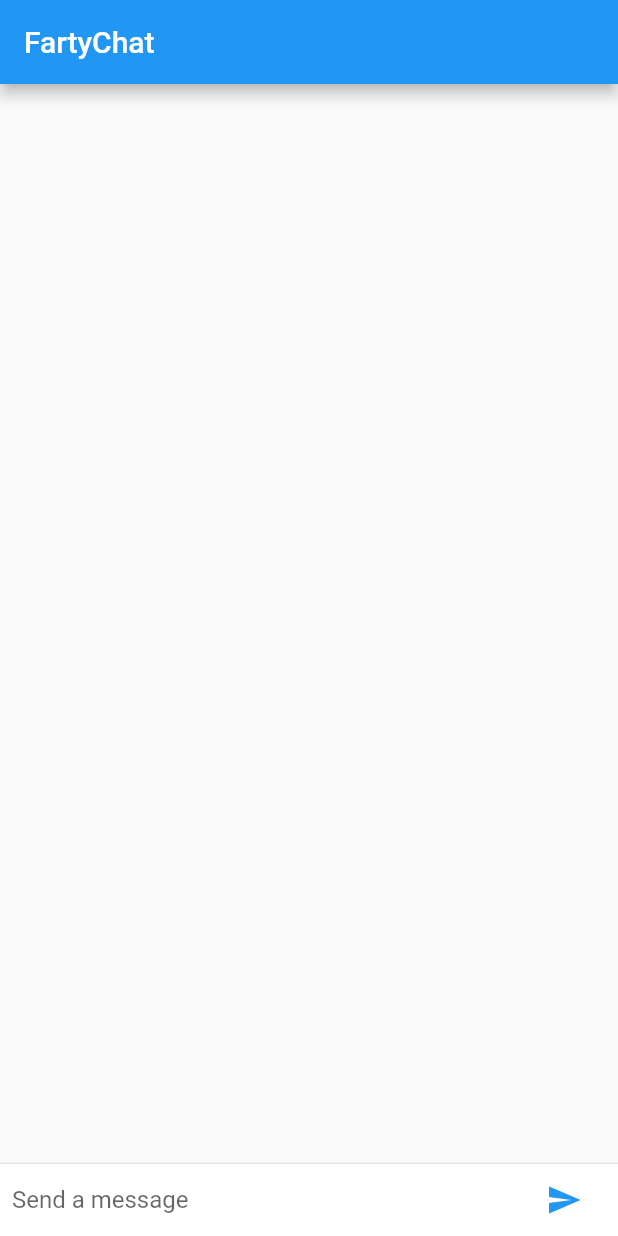
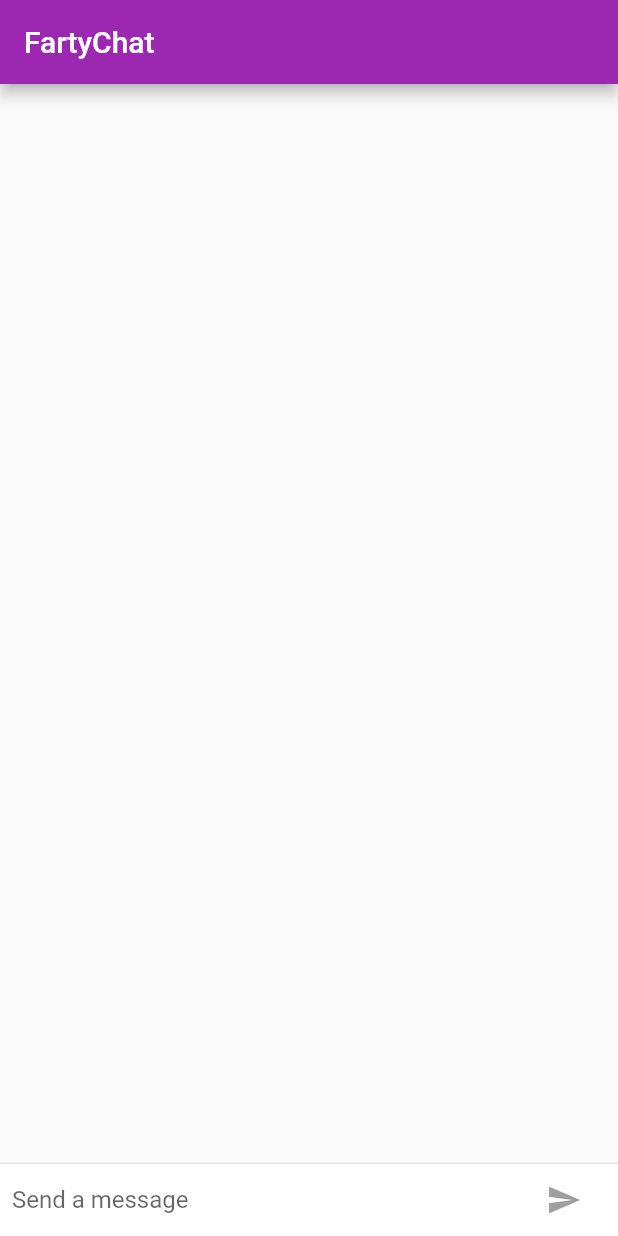
Before and after one commit to captnseagraves/flutter_friendly_chat, a Flutter app: the screen it shows after launch, on a phone screen of 412 x 824 dp. Run offline on Flutter 3.47's test engine with Material 2 defaults, Android fonts, the phone set to English and light mode, and no system bars.

Commit message:
send button, wrapped text, and platform specific styles

```diff
--- a/lib/main.dart
+++ b/lib/main.dart
@@ -1,10 +1,23 @@
 import 'package:flutter/material.dart';
+import 'package:flutter/foundation.dart'; // NEW
+import 'package:flutter/cupertino.dart'; // NEW
 
 void main() {
   runApp(
     FriendlyChatApp(),
   );
 }
+
+final ThemeData kIOSTheme = ThemeData(
+  primarySwatch: Colors.orange,
+  primaryColor: Colors.grey[100],
+  primaryColorBrightness: Brightness.light,
+);
+
+final ThemeData kDefaultTheme = ThemeData(
+  primarySwatch: Colors.purple,
+  accentColor: Colors.orangeAccent[400],
+);
 
 class FriendlyChatApp extends StatelessWidget {
   const FriendlyChatApp({
@@ -15,6 +28,9 @@ class FriendlyChatApp extends StatelessWidget {
   Widget build(BuildContext context) {
     return MaterialApp(
       title: 'FriendlyChat',
+      theme: defaultTargetPlatform == TargetPlatform.iOS // NEW
+          ? kIOSTheme // NEW
+          : kDefaultTheme,
       home: ChatScreen(),
     );
   }
@@ -41,7 +57,9 @@ class ChatMessage extends StatelessWidget {
                 margin: const EdgeInsets.only(right: 16.0),
                 child: CircleAvatar(child: Text(_name[0])),
               ),
-              Column(
+              Expanded(
+                child: Column(
+                  // MODIFIED
                   crossAxisAlignment: CrossAxisAlignment.start,
                   children: [
                     Text(_name, style: Theme.of(context).textTheme.headline4),
@@ -51,6 +69,7 @@ class ChatMessage extends StatelessWidget {
                     ),
                   ],
                 ),
+              ), // NEW
             ],
           ),
         ));
@@ -66,9 +85,14 @@ class _ChatScreenState extends State<ChatScreen> with TickerProviderStateMixin {
   final _textController = TextEditingController();
   final List<ChatMessage> _messages = [];
   final FocusNode _focusNode = FocusNode(); // NEW
+  bool _isComposing = false; // NEW
 
   void _handleSubmitted(String text) {
     _textController.clear();
+    setState(() {
+      _isComposing = false; // NEW
+    });
+
     ChatMessage message = ChatMessage(
       text: text,
       animationController: AnimationController(
@@ -86,8 +110,12 @@ class _ChatScreenState extends State<ChatScreen> with TickerProviderStateMixin {
   @override
   Widget build(BuildContext context) {
     return Scaffold(
-      appBar: AppBar(title: Text('FartyChat')),
-      body: Column(
+      appBar: AppBar(
+        title: Text('FartyChat'),
+        elevation: Theme.of(context).platform == TargetPlatform.iOS ? 0.0 : 4.0,
+      ),
+      body: Container(
+          child: Column(
             // MODIFIED
             children: [
               // NEW
@@ -109,8 +137,17 @@ class _ChatScreenState extends State<ChatScreen> with TickerProviderStateMixin {
                 child: _buildTextComposer(), //MODIFIED
               ), // NEW
             ], // NEW
+          ),
+          decoration: Theme.of(context).platform == TargetPlatform.iOS // NEW
+              ? BoxDecoration(
+                  // NEW
+                  border: Border(
+                    // NEW
+                    top: BorderSide(color: Colors.grey[200]), // NEW
                   ), // NEW
-    );
+                ) // NEW
+              : null),
+    ); // NEW
   }
 
   Widget _buildTextComposer() {
@@ -123,7 +160,12 @@ class _ChatScreenState extends State<ChatScreen> with TickerProviderStateMixin {
             Flexible(
               child: TextField(
                 controller: _textController,
-                onSubmitted: _handleSubmitted,
+                onChanged: (String text) {
+                  setState(() {
+                    _isComposing = text.length > 0; // NEW
+                  }); // NEW
+                }, // NEW
+                onSubmitted: _isComposing ? _handleSubmitted : null,
                 decoration:
                     InputDecoration.collapsed(hintText: 'Send a message'),
                 focusNode: _focusNode,
@@ -131,10 +173,24 @@ class _ChatScreenState extends State<ChatScreen> with TickerProviderStateMixin {
             ),
             Container(
                 margin: EdgeInsets.symmetric(horizontal: 4.0),
-              child: IconButton(
+                child: Theme.of(context).platform == TargetPlatform.iOS
+                    ? // MODIFIED
+                    CupertinoButton(
+                        // NEW
+                        child: Text('Send'), // NEW
+                        onPressed: _isComposing // NEW
+                            ? () =>
+                                _handleSubmitted(_textController.text) // NEW
+                            : null,
+                      )
+                    : // NEW
+                    IconButton(
                         icon: const Icon(Icons.send),
-                  onPressed: () => _handleSubmitted(_textController.text)),
-            )
+                        onPressed: _isComposing // MODIFIED
+                            ? () => _handleSubmitted(
+                                _textController.text) // MODIFIED
+                            : null, // MODIFIED
+                      ))
           ],
         ),
       ),
```
Lines whose indentation alone changed are shown as unchanged.
